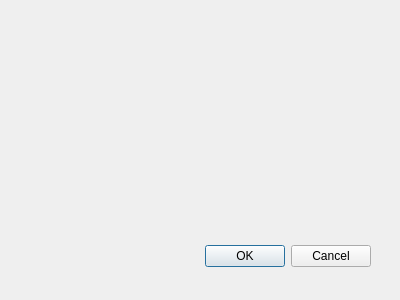
First picture: the form in adddialog.ui, repository StepFanFly/test_task, before the edit.
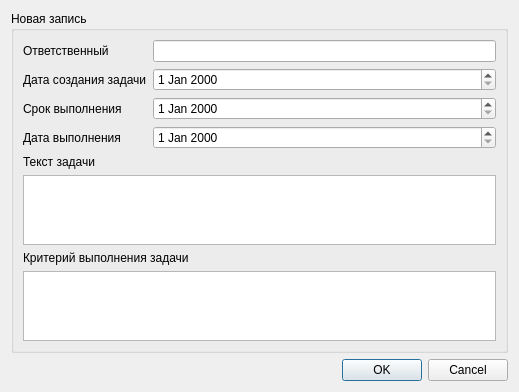
Second picture: the form after the edit. Custom widgets are drawn as their Qt base class.

What changed in the file:
```diff
--- a/adddialog.ui
+++ b/adddialog.ui
@@ -8,31 +8,116 @@
    <rect>
     <x>0</x>
     <y>0</y>
-    <width>400</width>
-    <height>300</height>
+    <width>519</width>
+    <height>372</height>
    </rect>
   </property>
   <property name="windowTitle">
    <string>Dialog</string>
   </property>
-  <widget class="QDialogButtonBox" name="buttonBox">
-   <property name="geometry">
-    <rect>
-     <x>30</x>
-     <y>240</y>
-     <width>341</width>
-     <height>32</height>
-    </rect>
-   </property>
-   <property name="orientation">
-    <enum>Qt::Horizontal</enum>
-   </property>
-   <property name="standardButtons">
-    <set>QDialogButtonBox::Cancel|QDialogButtonBox::Ok</set>
-   </property>
-  </widget>
+  <layout class="QVBoxLayout" name="verticalLayout">
+   <item>
+    <widget class="QGroupBox" name="groupBox">
+     <property name="title">
+      <string>Новая запись</string>
+     </property>
+     <layout class="QVBoxLayout" name="verticalLayout_2">
+      <item>
+       <layout class="QFormLayout" name="formLayout">
+        <item row="0" column="0">
+         <widget class="QLabel" name="label">
+          <property name="text">
+           <string>Ответственный</string>
+          </property>
+         </widget>
+        </item>
+        <item row="0" column="1">
+         <widget class="QLineEdit" name="editName"/>
+        </item>
+        <item row="1" column="0">
+         <widget class="QLabel" name="label_2">
+          <property name="text">
+           <string>Дата создания задачи</string>
+          </property>
+         </widget>
+        </item>
+        <item row="1" column="1">
+         <widget class="QDateEdit" name="editDateStart"/>
+        </item>
+        <item row="2" column="0">
+         <widget class="QLabel" name="label_3">
+          <property name="text">
+           <string>Срок выполнения</string>
+          </property>
+         </widget>
+        </item>
+        <item row="2" column="1">
+         <widget class="QDateEdit" name="editDateDeadline"/>
+        </item>
+        <item row="3" column="0">
+         <widget class="QLabel" name="label_4">
+          <property name="text">
+           <string>Дата выполнения</string>
+          </property>
+         </widget>
+        </item>
+        <item row="3" column="1">
+         <widget class="QDateEditnull" name="editDateFinished">
+          <property name="currentSection">
+           <enum>QDateTimeEdit::DaySection</enum>
+          </property>
+          <property name="calendarPopup">
+           <bool>false</bool>
+          </property>
+          <property name="currentSectionIndex">
+           <number>0</number>
+          </property>
+         </widget>
+        </item>
+       </layout>
+      </item>
+      <item>
+       <widget class="QLabel" name="label_5">
+        <property name="text">
+         <string>Текст задачи</string>
+        </property>
+       </widget>
+      </item>
+      <item>
+       <widget class="QPlainTextEdit" name="editTaskText"/>
+      </item>
+      <item>
+       <widget class="QLabel" name="label_6">
+        <property name="text">
+         <string>Критерий выполнения задачи</string>
+        </property>
+       </widget>
+      </item>
+      <item>
+       <widget class="QPlainTextEdit" name="editTaskCrt"/>
+      </item>
+     </layout>
+    </widget>
+   </item>
+   <item>
+    <widget class="QDialogButtonBox" name="buttonBox">
+     <property name="orientation">
+      <enum>Qt::Horizontal</enum>
+     </property>
+     <property name="standardButtons">
+      <set>QDialogButtonBox::Cancel|QDialogButtonBox::Ok</set>
+     </property>
+    </widget>
+   </item>
+  </layout>
  </widget>
- <pixmapfunction/>
+ <customwidgets>
+  <customwidget>
+   <class>QDateEditnull</class>
+   <extends>QDateEdit</extends>
+   <header>qdateeditnull.h</header>
+  </customwidget>
+ </customwidgets>
  <resources/>
  <connections>
   <connection>
```
Left out of the diff: 12 changed lines with no effect on the pictures.
